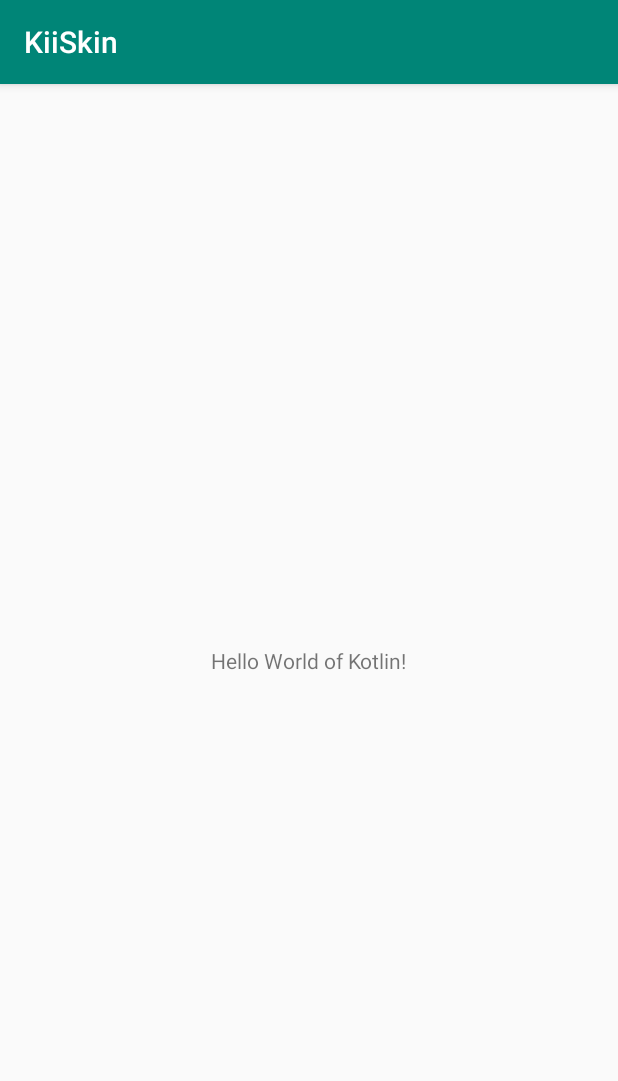
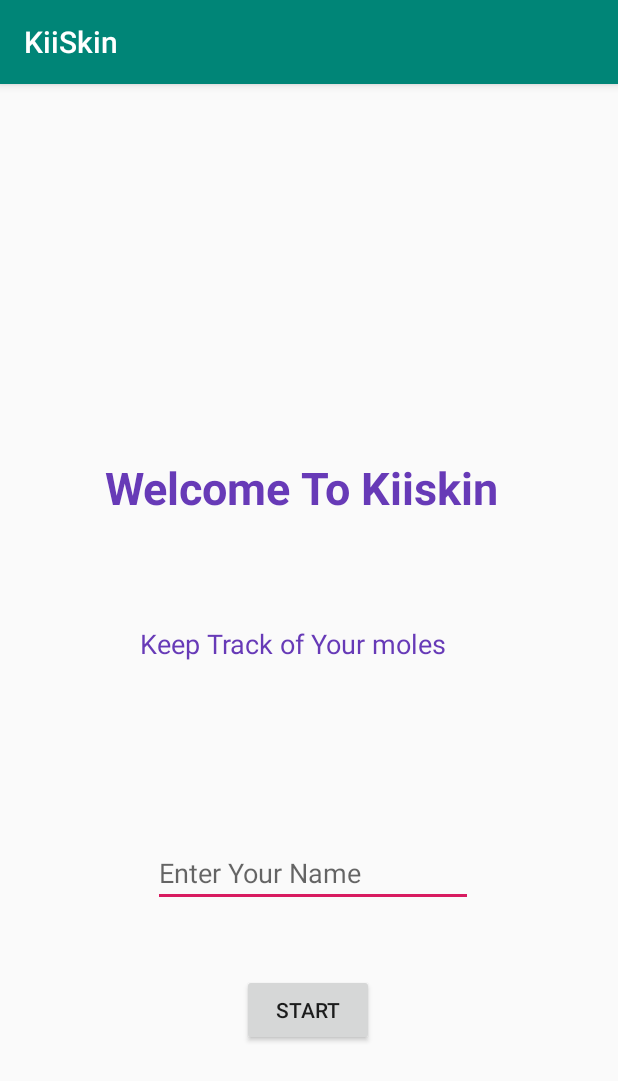
Before and after one commit to ankiyang/KiiSkin, an Android app: the screen it shows after launch (MainActivity), on a phone screen of 412 x 824 dp. Shown: the top 1081 px of the screen. Run offline under Robolectric (Android 15) with nearby library versions, the phone set to English and light mode, and no system bars.

Commit message:
opening page and initial signin page

```diff
--- a/app/src/main/AndroidManifest.xml
+++ b/app/src/main/AndroidManifest.xml
@@ -18,6 +18,8 @@
             </intent-filter>
         </activity>
 
+        <activity android:name=".SignIn"/>
+
     </application>
 
 </manifest>
--- a/app/src/main/java/com/example/kiiskin/MainActivity.kt
+++ b/app/src/main/java/com/example/kiiskin/MainActivity.kt
@@ -1,11 +1,31 @@
 package com.example.kiiskin
 
+import android.content.Intent
 import androidx.appcompat.app.AppCompatActivity
 import android.os.Bundle
+import android.util.Log
+import android.widget.Toast
+import kotlinx.android.synthetic.main.activity_main.*
 
 class MainActivity : AppCompatActivity() {
     override fun onCreate(savedInstanceState: Bundle?) {
         super.onCreate(savedInstanceState)
         setContentView(R.layout.activity_main) // direct to acitivity_main.xml
+
+        startButton.setOnClickListener {
+            val message: String = UserMessage.text.toString()
+            Toast.makeText(this, message, Toast.LENGTH_SHORT).show()
+
+            val intent = Intent(this, SignIn::class.java)
+            startActivity(intent)
+
+        }
+//        startButton.setOnClickListener {
+//            // Code
+//            Log.i("MainActivity", "Button was clicked")
+//            Toast.makeText(this, "Button was clicked", Toast.LENGTH_SHORT).show()
+//        }
+
+
     }
 }
--- /dev/null
+++ b/app/src/main/java/com/example/kiiskin/SignIn.kt
@@ -0,0 +1,15 @@
+package com.example.kiiskin
+
+import androidx.appcompat.app.AppCompatActivity
+import android.os.Bundle
+import android.os.PersistableBundle
+import android.util.Log
+import android.widget.Toast
+import kotlinx.android.synthetic.main.activity_main.*
+
+class SignIn : AppCompatActivity() {
+    override fun onCreate(savedInstanceState: Bundle?, persistentState: PersistableBundle?) {
+        super.onCreate(savedInstanceState, persistentState)
+        setContentView(R.layout.activity_signin)
+    }
+}
--- a/app/src/main/res/layout/activity_main.xml
+++ b/app/src/main/res/layout/activity_main.xml
@@ -4,15 +4,59 @@
     xmlns:tools="http://schemas.android.com/tools"
     android:layout_width="match_parent"
     android:layout_height="match_parent"
-    tools:context=".MainActivity">
+    tools:context=".MainActivity"
+    android:padding="10dp">
 
     <TextView
-        android:layout_width="wrap_content"
-        android:layout_height="wrap_content"
-        android:text="Hello World of Kotlin!"
+        android:layout_width="272dp"
+        android:layout_height="77dp"
+        android:text="Welcome To Kiiskin"
+        android:textColor="#673AB7"
+        android:textSize="30sp"
+        android:textStyle="bold"
         app:layout_constraintBottom_toBottomOf="parent"
         app:layout_constraintLeft_toLeftOf="parent"
         app:layout_constraintRight_toRightOf="parent"
+        app:layout_constraintTop_toTopOf="parent"
+        app:layout_constraintVertical_bias="0.356" />
+
+    <Button
+        android:id="@+id/startButton"
+        android:layout_width="wrap_content"
+        android:layout_height="wrap_content"
+        android:text="@string/start"
+        app:layout_constraintBottom_toBottomOf="parent"
+        app:layout_constraintEnd_toEndOf="parent"
+        app:layout_constraintHorizontal_bias="0.498"
+        app:layout_constraintStart_toStartOf="parent"
+        app:layout_constraintTop_toTopOf="parent"
+        app:layout_constraintVertical_bias="0.833" />
+
+    <TextView
+        android:id="@+id/textView"
+        android:layout_width="225dp"
+        android:layout_height="47dp"
+        android:text="@string/keep_track_of_your_moles"
+        android:textColor="#673AB7"
+        android:textSize="18sp"
+        app:layout_constraintBottom_toBottomOf="parent"
+        app:layout_constraintEnd_toEndOf="parent"
+        app:layout_constraintStart_toStartOf="parent"
         app:layout_constraintTop_toTopOf="parent" />
 
+    <EditText
+        android:id="@+id/UserMessage"
+        android:layout_width="wrap_content"
+        android:layout_height="wrap_content"
+        android:layout_alignParentTop="true"
+        android:layout_centerHorizontal="true"
+        android:ems="10"
+        android:hint="@string/enter_your_name"
+        app:layout_constraintBottom_toBottomOf="parent"
+        app:layout_constraintEnd_toEndOf="parent"
+        app:layout_constraintHorizontal_bias="0.515"
+        app:layout_constraintStart_toStartOf="parent"
+        app:layout_constraintTop_toTopOf="parent"
+        app:layout_constraintVertical_bias="0.702" />
+
 </androidx.constraintlayout.widget.ConstraintLayout>
--- /dev/null
+++ b/app/src/main/res/layout/activity_signin.xml
@@ -0,0 +1,7 @@
+<?xml version="1.0" encoding="utf-8"?>
+<LinearLayout
+    xmlns:android="http://schemas.android.com/apk/res/android"
+    android:orientation="vertical"
+    android:layout_width="match_parent"
+    android:layout_height="match_parent"
+    />
--- a/app/src/main/res/values/strings.xml
+++ b/app/src/main/res/values/strings.xml
@@ -1,3 +1,7 @@
 <resources>
     <string name="app_name">KiiSkin</string>
+    <string name="keep_track_of_your_moles">Keep Track of Your moles</string>
+    <string name="start">Start</string>
+    <string name="enter_your_name">Enter Your Name</string>
+    <string name="welcome_to_kiiskin">Welcome to KiiSkin</string>
 </resources>
```
